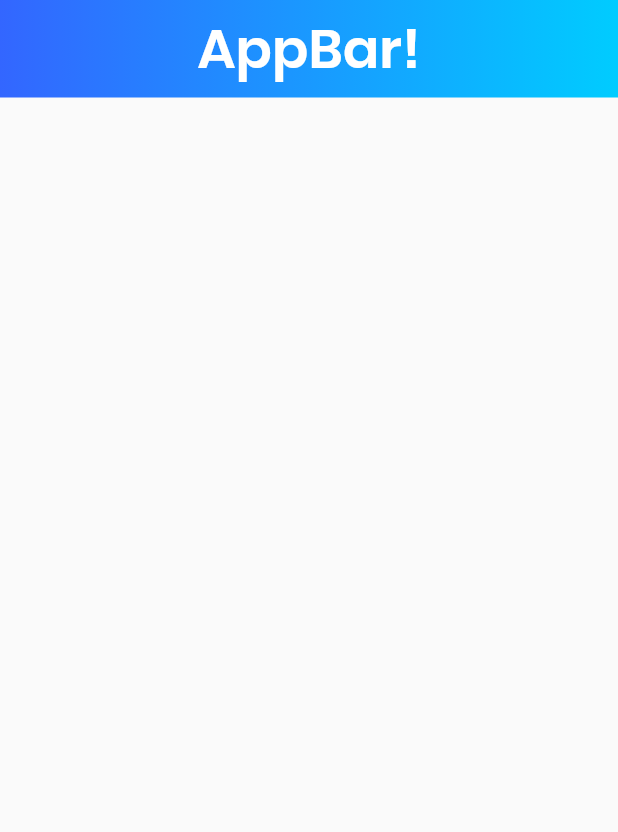
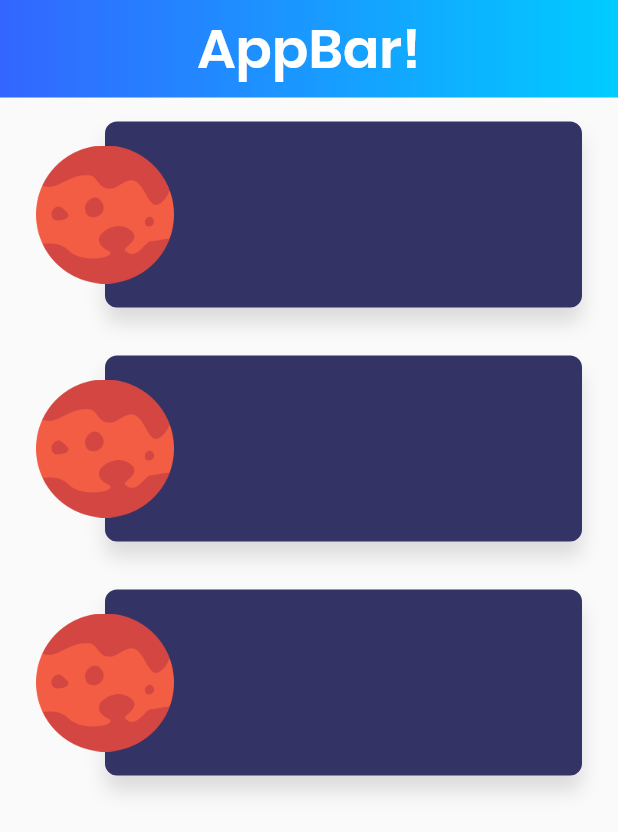
Before and after one commit to kys6879/flutter-study, a Flutter app: the screen it shows after launch, on a phone screen of 412 x 824 dp. Shown: the top 832 px of the screen. Run offline on Flutter 3.47's test engine with Material 2 defaults, Android fonts, the phone set to English and light mode, and no system bars.

```diff
--- a/lib/HomePage.dart
+++ b/lib/HomePage.dart
@@ -1,12 +1,18 @@
 import 'package:flutter/material.dart';
 import './GradientAppBar.dart';
+import 'package:my_app/HomePageBody.dart';
 
 class HomePage extends StatelessWidget {
   @override
   Widget build(BuildContext context) {
     return Scaffold(
         body: Column(
-      children: <Widget>[GradientAppBar("AppBar!")],
+      children: <Widget>[
+        GradientAppBar("AppBar!"),
+        HomePageBody(),
+        HomePageBody(),
+        HomePageBody()
+      ],
     ));
   }
 }
--- /dev/null
+++ b/lib/HomePageBody.dart
@@ -0,0 +1,9 @@
+import 'package:flutter/material.dart';
+import 'package:my_app/PlanetRow.dart';
+
+class HomePageBody extends StatelessWidget {
+  @override
+  Widget build(BuildContext context) {
+    return PlanetRow();
+  }
+}
--- /dev/null
+++ b/lib/PlanetRow.dart
@@ -0,0 +1,35 @@
+import 'package:flutter/material.dart';
+
+class PlanetRow extends StatelessWidget {
+  @override
+  Widget build(BuildContext context) {
+    final planetThumnail = new Container(
+      margin: EdgeInsets.symmetric(vertical: 16.0),
+      alignment: FractionalOffset.centerLeft,
+      child: Image(
+          image: AssetImage("assets/images/mars.png"), height: 92, width: 92),
+    );
+
+    final planetCard = new Container(
+      height: 124.0,
+      margin: EdgeInsets.only(left: 46.0),
+      decoration: BoxDecoration(
+          color: Color(0xFF333366),
+          shape: BoxShape.rectangle,
+          borderRadius: BorderRadius.circular(8.0),
+          boxShadow: <BoxShadow>[
+            BoxShadow(
+                color: Colors.black12,
+                blurRadius: 10.0,
+                offset: Offset(0.0, 10.0))
+          ]),
+    );
+
+    return Container(
+      margin: const EdgeInsets.symmetric(vertical: 16.0, horizontal: 24.0),
+      child: Stack(
+        children: <Widget>[planetCard, planetThumnail],
+      ),
+    );
+  }
+}
--- a/pubspec.yaml
+++ b/pubspec.yaml
@@ -43,9 +43,8 @@ flutter:
   uses-material-design: true
 
   # To add assets to your application, add an assets section, like this:
-  # assets:
-  #  - images/a_dot_burr.jpeg
-  #  - images/a_dot_ham.jpeg
+  assets:
+   - assets/images/mars.png
 
   # An image asset can refer to one or more resolution-specific "variants", see
   # https://flutter.dev/assets-and-images/#resolution-aware.
```
Also changed, not shown: assets/images/mars.png (added), 1 other file.
